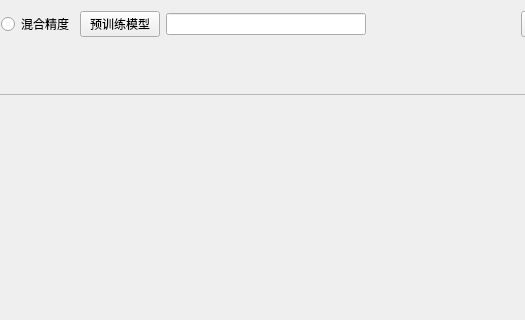
Old version of the form train_widget.ui in the repository DL-Practise/YoloX_EasyTrain; both pictures show x 191 to 716 and y 0 to 320 of the 803 by 678 pixel window.
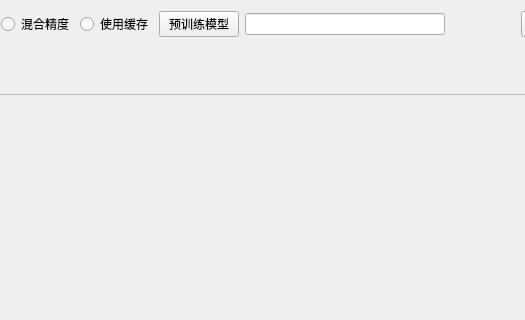
New version of the form.

Commit message: modify -o option

The edit to the form file:
```diff
--- a/train_widget.ui
+++ b/train_widget.ui
@@ -65,6 +65,13 @@
          </property>
         </widget>
        </item>
+       <item>
+        <widget class="QRadioButton" name="radioCache">
+         <property name="text">
+          <string>使用缓存</string>
+         </property>
+        </widget>
+       </item>
        <item>
         <widget class="QPushButton" name="btnPretrain">
          <property name="text">
```
The commit also changes 2 other files.
